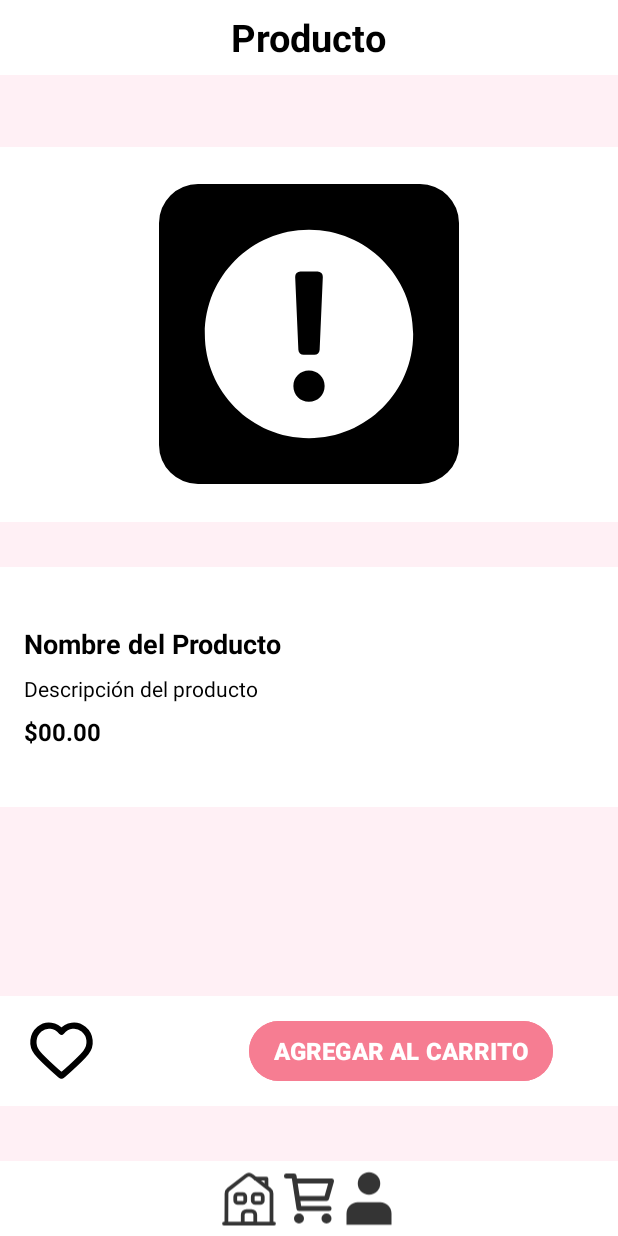
After one commit to Nikoganfornina/Wambi_Shop_v2, an Android app: the layout fragment_product_detail.xml on its own in the app's theme, with its tools: preview values and no code run, on a phone screen of 412 x 824 dp. The commit adds this screen. Run offline under Robolectric (Android 15) with nearby library versions, the phone set to English and light mode, and no system bars.

Commit message:
PRODUCTOS SELECIONADOS LANZAN UN TOAST A CORDE A LA BD

```diff
--- a/app/src/main/java/com/example/wambi_shop_v2/Adaptador.kt
+++ b/app/src/main/java/com/example/wambi_shop_v2/Adaptador.kt
@@ -1,3 +1,4 @@
+import android.content.Intent
 import android.view.LayoutInflater
 import android.view.View
 import android.view.ViewGroup
@@ -7,13 +8,14 @@ import android.widget.TextView
 import androidx.recyclerview.widget.RecyclerView
 import com.example.wambi_shop_v2.R
 
-class ProductosAdapter(private var productos: List<Producto>) : RecyclerView.Adapter<ProductosAdapter.ProductoViewHolder>() {
+class ProductosAdapter(private var productos: List<Producto> , private val onProductClick: (Producto) -> Unit)  : RecyclerView.Adapter<ProductosAdapter.ProductoViewHolder>() {
 
     class ProductoViewHolder(view: View) : RecyclerView.ViewHolder(view) {
         val nombre: TextView = view.findViewById(R.id.nombreProducto)
         val precio: TextView = view.findViewById(R.id.precioProducto)
         val imagen: ImageView = view.findViewById(R.id.imagenProducto)
         //val verProducto: Button = view.findViewById(R.id.verProductoButton)
+
     }
 
     override fun onCreateViewHolder(parent: ViewGroup, viewType: Int): ProductoViewHolder {
@@ -33,11 +35,17 @@ class ProductosAdapter(private var productos: List<Producto>) : RecyclerView.Ada
             // Si no se encuentra la imagen, puedes poner una imagen por defecto
             holder.imagen.setImageResource(R.drawable.ic_error) // Asegúrate de tener una imagen predeterminada
         }
+
+
         // Asume que `imagen` es una URL local o remota; usa Glide o Picasso para cargarla
         //holder.verProducto.setOnClickListener { onVerProductoClick(producto) }
+        // Agregar clic en la tarjeta completa
+        holder.itemView.setOnClickListener {
+            onProductClick(producto) // Llama al callback con el producto seleccionado
+        }
+
     }
-
-    override fun getItemCount(): Int = productos.size
+        override fun getItemCount(): Int = productos.size
 
     // Metodo para actualizar los productos y notificar al adaptador
     fun actualizarProductos(nuevosProductos: List<Producto>, layoutManager: RecyclerView.LayoutManager) {
--- a/app/src/main/java/com/example/wambi_shop_v2/Database.kt
+++ b/app/src/main/java/com/example/wambi_shop_v2/Database.kt
@@ -195,6 +195,27 @@ class Database {
             return productos
         }
 
+        // Método para obtener un producto por su ID
+        fun getProductById(productId: Int): Producto? {
+            val db = readableDatabase
+            val selectQuery = "SELECT * FROM $TABLE_PRODUCTOS WHERE id = ?"
+            var producto: Producto? = null
+            val cursor = db.rawQuery(selectQuery, arrayOf(productId.toString()))
+
+            if (cursor.moveToFirst()) {
+                producto = Producto(
+                    cursor.getInt(0),
+                    cursor.getString(1),
+                    cursor.getString(2),
+                    cursor.getDouble(3),
+                    cursor.getInt(4),
+                    cursor.getString(5),
+                    cursor.getString(6)
+                )
+            }
+            cursor.close() // Cerrar el cursor
+            return producto
+        }
         fun getProductInfoCategoria(categoria: String): MutableList<Producto> {
             val db = readableDatabase
             val selectQuery = " SELECT * FROM $TABLE_PRODUCTOS WHERE $COLUMN_CATEGORIA = '$categoria'"
--- /dev/null
+++ b/app/src/main/java/com/example/wambi_shop_v2/ProductDetailFragment.kt
@@ -0,0 +1,44 @@
+package com.example.wambi_shop_v2
+/*
+import Producto
+import android.os.Bundle
+import androidx.fragment.app.Fragment
+import android.view.LayoutInflater
+import android.view.View
+import android.view.ViewGroup
+import com.example.wambi_shop_v2.databinding.FragmentProductDetailBinding
+
+class ProductDetailFragment : Fragment() {
+
+    private lateinit var producto: Producto
+
+    override fun onCreateView(
+        inflater: LayoutInflater, container: ViewGroup?,
+        savedInstanceState: Bundle?
+    ): View? {
+
+        // Inicializar el binding
+        val binding = FragmentProductDetailBinding.inflate(inflater, container, false)
+
+        // Obtener el id del producto desde los argumentos
+        val productoId = arguments?.getInt("PRODUCTO_ID") ?: return binding.root
+
+        // Obtener el producto desde la base de datos usando el id
+        producto = getProductById(productoId) ?: return binding.root // Si no encuentra el producto, termina aquí
+
+        // Mostrar la información del producto en los TextViews
+        binding.productName.text = producto.nombre // Nombre del producto
+        binding.productDescription.text = producto.descripcion // Descripción del producto
+        binding.productPrice.text = "$${producto.precio}" // Precio del producto
+
+        return binding.root
+    }
+
+    // Método para obtener un producto por ID desde la base de datos
+    private fun getProductById(productId: Int): Producto? {
+        val db = DatabaseHelper(requireContext())
+        return db.getProductById(productId)
+    }
+}
+
+ */
--- a/app/src/main/java/com/example/wambi_shop_v2/activity_hallshop.kt
+++ b/app/src/main/java/com/example/wambi_shop_v2/activity_hallshop.kt
@@ -10,6 +10,7 @@ import android.widget.LinearLayout
 import android.widget.Toast
 import androidx.activity.enableEdgeToEdge
 import androidx.appcompat.app.AppCompatActivity
+import androidx.cardview.widget.CardView
 import androidx.recyclerview.widget.GridLayoutManager
 import androidx.recyclerview.widget.LinearLayoutManager
 import androidx.recyclerview.widget.RecyclerView
@@ -30,7 +31,12 @@ class activity_hallshop : AppCompatActivity() {
         val recyclerView: RecyclerView = findViewById(R.id.recycler_productos)
         val layoutManager = GridLayoutManager(this, 2)
         recyclerView.layoutManager = layoutManager
-        val adapter = ProductosAdapter(productos)
+
+        var adapter = ProductosAdapter(productos) { producto ->
+            Toast.makeText(this, "Producto clicado: ${producto.nombre}", Toast.LENGTH_SHORT).show()
+
+        }
+
         recyclerView.adapter = adapter
 
         val categoriesBBDD = arrayOf(
@@ -84,6 +90,7 @@ class activity_hallshop : AppCompatActivity() {
 
 
 
+
         val botonHome = findViewById<ImageView>(R.id.homeButton)
         botonHome.setOnClickListener {
 
--- /dev/null
+++ b/app/src/main/res/layout/fragment_product_detail.xml
@@ -0,0 +1,181 @@
+<?xml version="1.0" encoding="utf-8"?>
+<androidx.constraintlayout.widget.ConstraintLayout xmlns:android="http://schemas.android.com/apk/res/android"
+    xmlns:app="http://schemas.android.com/apk/res-auto"
+    xmlns:tools="http://schemas.android.com/tools"
+    android:id="@+id/main_fragment"
+    android:layout_width="match_parent"
+    android:layout_height="match_parent"
+    android:background="#FFF0F5"
+    tools:context=".ProductDetailFragment">
+
+    <!-- Barra superior con el título -->
+    <LinearLayout
+        android:id="@+id/linearLayout2"
+        android:layout_width="match_parent"
+        android:layout_height="50dp"
+        android:background="@color/white"
+        android:gravity="center"
+        android:orientation="horizontal"
+        app:layout_constraintTop_toTopOf="parent"
+        app:layout_constraintStart_toStartOf="parent"
+        app:layout_constraintEnd_toEndOf="parent">
+
+        <TextView
+            android:layout_width="wrap_content"
+            android:layout_height="wrap_content"
+            android:text="Producto"
+            android:textColor="@color/black"
+            android:textSize="25sp"
+            android:textStyle="bold"
+            android:layout_marginStart="16dp"
+            android:layout_marginEnd="16dp" />
+    </LinearLayout>
+
+
+    <!-- Footer al fondo -->
+
+    <LinearLayout
+        android:id="@+id/linearLayout6"
+        android:layout_width="match_parent"
+        android:layout_height="250dp"
+        android:layout_marginTop="48dp"
+        android:background="@color/white"
+        android:gravity="center"
+        android:orientation="horizontal"
+        app:layout_constraintBottom_toTopOf="@+id/linearLayout"
+        app:layout_constraintEnd_toEndOf="parent"
+        app:layout_constraintHorizontal_bias="0.0"
+        app:layout_constraintStart_toStartOf="parent"
+        app:layout_constraintTop_toBottomOf="@+id/linearLayout2"
+        app:layout_constraintVertical_bias="0.0">
+
+        <ImageView
+            android:id="@+id/productImage"
+            android:layout_width="200dp"
+            android:layout_height="200dp"
+            android:contentDescription="Product Image"
+            android:scaleType="centerCrop"
+            android:src="@drawable/ic_error" />
+    </LinearLayout>
+
+    <LinearLayout
+        android:id="@+id/linearLayout7"
+        android:layout_width="match_parent"
+        android:layout_height="160dp"
+        android:layout_marginTop="30dp"
+        android:background="@color/white"
+        android:gravity="center_vertical"
+        android:orientation="vertical"
+        android:padding="16dp"
+        app:layout_constraintBottom_toTopOf="@+id/footer"
+        app:layout_constraintEnd_toEndOf="parent"
+        app:layout_constraintHorizontal_bias="0.0"
+        app:layout_constraintStart_toStartOf="parent"
+        app:layout_constraintTop_toBottomOf="@+id/linearLayout6"
+        app:layout_constraintVertical_bias="0.0">
+
+        <TextView
+            android:id="@+id/productName"
+            android:layout_width="wrap_content"
+            android:layout_height="wrap_content"
+            android:text="Nombre del Producto"
+            android:textColor="@color/black"
+            android:textSize="18sp"
+            android:textStyle="bold" />
+
+        <TextView
+            android:id="@+id/productDescription"
+            android:layout_width="wrap_content"
+            android:layout_height="wrap_content"
+            android:layout_marginTop="8dp"
+            android:text="Descripción del producto"
+            android:textColor="@color/black"
+            android:textSize="14sp" />
+
+        <TextView
+            android:id="@+id/productPrice"
+            android:layout_width="wrap_content"
+            android:layout_height="wrap_content"
+            android:layout_marginTop="8dp"
+            android:text="$00.00"
+            android:textColor="@color/black"
+            android:textSize="16sp"
+            android:textStyle="bold" />
+    </LinearLayout>
+
+    <LinearLayout
+        android:id="@+id/linearLayout"
+        android:layout_width="match_parent"
+        android:layout_height="73dp"
+        android:background="@color/white"
+        android:gravity="center_vertical"
+        android:orientation="horizontal"
+        app:layout_constraintBottom_toTopOf="@+id/footer"
+        app:layout_constraintEnd_toEndOf="parent"
+        app:layout_constraintHorizontal_bias="0.0"
+        app:layout_constraintStart_toStartOf="parent"
+        app:layout_constraintTop_toBottomOf="@+id/linearLayout2"
+        app:layout_constraintVertical_bias="0.944">
+
+        <!-- Icono Corazón -->
+        <ImageView
+            android:id="@+id/heartIcon"
+            android:layout_width="wrap_content"
+            android:layout_height="wrap_content"
+            android:layout_marginStart="16dp"
+            android:layout_marginEnd="100dp"
+            android:contentDescription="Heart"
+            android:src="@drawable/ic_heartbuttom" />
+
+        <Button
+            android:id="@+id/btnAgregarCarrito"
+            android:layout_width="wrap_content"
+            android:layout_height="wrap_content"
+            android:backgroundTint="#F67D92"
+            android:paddingHorizontal="16dp"
+            android:text="Agregar al carrito"
+            android:textAllCaps="true"
+            android:textColor="@color/white"
+            android:textSize="16sp"
+            android:textStyle="bold" />
+    </LinearLayout>
+
+    <LinearLayout
+        android:id="@+id/footer"
+        android:layout_width="match_parent"
+        android:layout_height="50dp"
+        android:background="#FFFFFF"
+        android:gravity="center"
+        android:orientation="horizontal"
+        app:layout_constraintBottom_toBottomOf="parent"
+        app:layout_constraintStart_toStartOf="parent"
+        app:layout_constraintEnd_toEndOf="parent">
+
+        <!-- Icono Home -->
+        <ImageView
+            android:id="@+id/homeButton"
+            android:layout_width="wrap_content"
+            android:layout_height="match_parent"
+            android:background="?android:attr/selectableItemBackgroundBorderless"
+            android:contentDescription="Home"
+            android:src="@drawable/ic_home" />
+
+        <!-- Icono Cesta de la compra -->
+        <ImageView
+            android:id="@+id/cartButton"
+            android:layout_width="wrap_content"
+            android:layout_height="match_parent"
+            android:background="?android:attr/selectableItemBackgroundBorderless"
+            android:contentDescription="Cart"
+            android:src="@drawable/ic_cart" />
+
+        <!-- Icono Perfil -->
+        <ImageView
+            android:id="@+id/profileButton"
+            android:layout_width="wrap_content"
+            android:layout_height="match_parent"
+            android:background="?android:attr/selectableItemBackgroundBorderless"
+            android:contentDescription="Profile"
+            android:src="@drawable/ic_uservector" />
+    </LinearLayout>
+</androidx.constraintlayout.widget.ConstraintLayout>
--- a/app/src/main/res/values/strings.xml
+++ b/app/src/main/res/values/strings.xml
@@ -1,3 +1,5 @@
 <resources>
     <string name="app_name">Wambi Shop </string>
+    <!-- TODO: Remove or change this placeholder text -->
+    <string name="hello_blank_fragment">Hello blank fragment</string>
 </resources>
```
